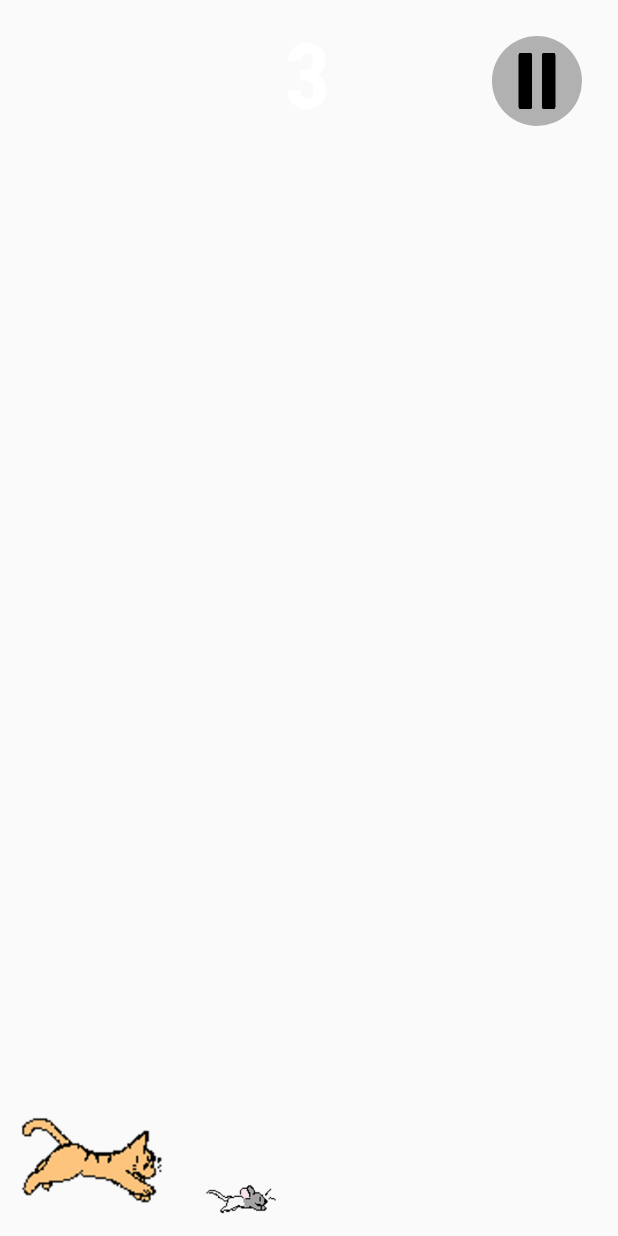
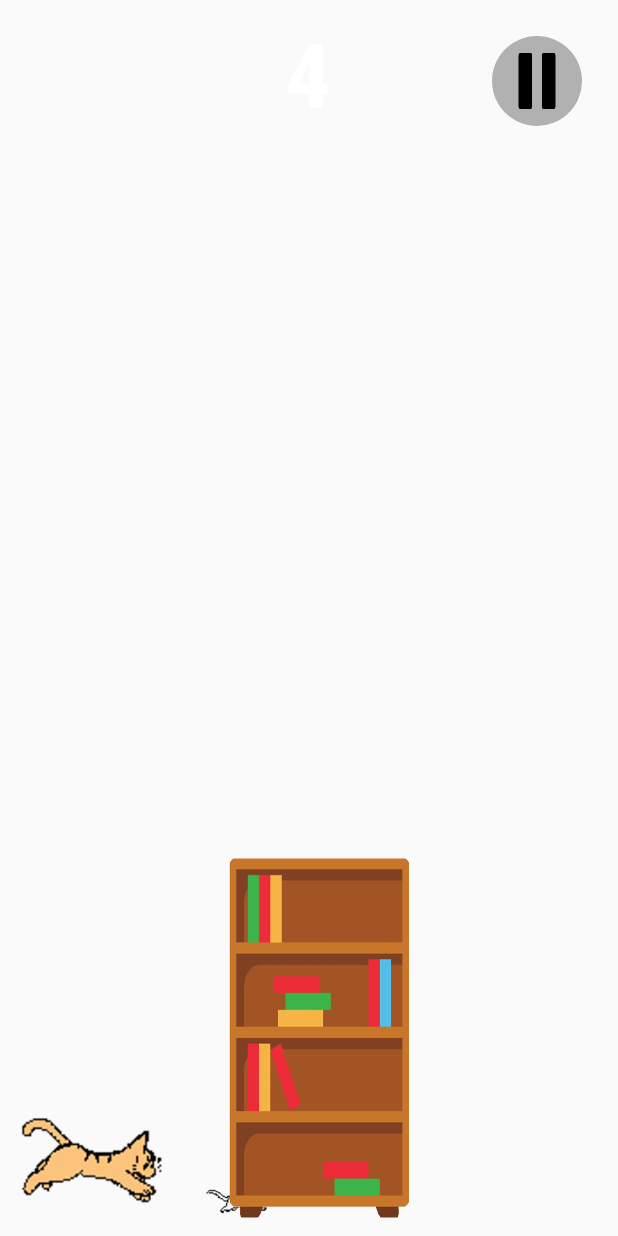
Before and after one commit to DLSUliogarcia/mobdevemco, an Android app built with Jetpack Compose: the GameActivity screen opened directly, with no data from a screen before it, on a phone screen of 412 x 824 dp. Run offline under Robolectric (Android 15) with nearby library versions, the phone set to English and light mode, and no system bars; libraries missing offline, so code that uses them is left out: com.q42.android; plain views replace ScrollingImageView; 3 statements that could not run were skipped.

Commit message:
Random Obstacle Spawner

```diff
--- a/app/src/main/java/com/mobdeve/s15/cabinbin/garcia/mco/GameActivity.kt
+++ b/app/src/main/java/com/mobdeve/s15/cabinbin/garcia/mco/GameActivity.kt
@@ -4,19 +4,22 @@ import android.animation.Animator
 import android.animation.AnimatorListenerAdapter
 import android.animation.AnimatorSet
 import android.animation.ObjectAnimator
+import android.content.Context
 import android.content.Intent
+import android.media.MediaPlayer
 import android.os.Bundle
 import android.os.Handler
+import android.os.HandlerThread
 import android.os.Looper
+import android.util.Log
+import android.view.MotionEvent
 import android.view.View
 import android.widget.Button
 import android.widget.ImageButton
+import android.widget.ImageView
 import android.widget.LinearLayout
 import android.widget.TextView
 import androidx.activity.ComponentActivity
-import android.media.MediaPlayer
-import android.view.MotionEvent
-import android.widget.ImageView
 import androidx.constraintlayout.widget.ConstraintLayout
 import com.q42.android.scrollingimageview.ScrollingImageView
 
@@ -24,21 +27,33 @@ class GameActivity : ComponentActivity() {
     //Cat
     private lateinit var cat: ImageView
     private var isCatMidair = false
-    private lateinit var catJumpAnimatorSet: AnimatorSet
-    private lateinit var catJumpAnimator: ObjectAnimator
-    private lateinit var catFallAnimator: ObjectAnimator
+    private lateinit var catJumpAnimatorSet: AnimatorSet    //Animator Set for Cat Motion
+    private lateinit var catJumpAnimator: ObjectAnimator    //Animator for Cat Jumping
+    private lateinit var catFallAnimator: ObjectAnimator    //Animator for Cat Jumping
 
-    //Background Thread
+    //Background
     private lateinit var screenLayout: ConstraintLayout
     private lateinit var background: ScrollingImageView
+    private var bgWidth: Float = 0f
 
-    //OST Thread
+    //Obstacles
+    private lateinit var obstacles : Array<ImageView>
+    @Volatile private var obstacleVal = 0
+    @Volatile private var lapseVal: Long = 675
+    private var distance = 0
+    private lateinit var obstacleHandler: Handler
+    private lateinit var obstacleRunnable: Runnable
+    private lateinit var obstacleAnimator: ObjectAnimator
+
+    //OST
     private lateinit var ostPlayer: MediaPlayer
+    private lateinit var ostHandlerThread: HandlerThread
     private lateinit var ostHandler: Handler
     private lateinit var ostRunnable: Runnable
     private var isOSTPlaying = true
 
-    //Score Thread
+    //Score
+    private lateinit var scoreHandlerThread: HandlerThread
     private lateinit var scoreHandler: Handler
     private lateinit var scoreRunnable: Runnable
     private lateinit var scoreTextView: TextView
@@ -64,52 +79,28 @@ class GameActivity : ComponentActivity() {
         // Start Menu Layout
         setContentView(R.layout.game_layout)
 
-        //Background
-        this.background = findViewById(R.id.scrollingBG)
-        this.background.start()
-
-        //Cat
-        // Inside onCreate() method
-        this.cat = findViewById(R.id.game_cat)
-        this.catJumpAnimatorSet = AnimatorSet()
-
-        //Screen
-        this.screenLayout = findViewById(R.id.game_bg)
-        this.screenLayout.setOnTouchListener { _, event ->
-            when (event.action) {
-                MotionEvent.ACTION_DOWN -> {
-                    // Perform the jump animation if the cat is not midair
-                    if (!this.isCatMidair) {
-                        catJump()
-                    }
-                }
-            }
-            true
-        }
-
-        //Music
-        this.ostPlayer = MediaPlayer.create(this, R.raw.game_ost)
-        initMusicHandler()
-
-        //Pause Button and Pause Menu
-        this.pauseBtn = findViewById(R.id.pauseBtn)
+        //Pause Menu
         this.pauseMenu = findViewById(R.id.pauseMenu)
         this.pauseMenu.visibility = View.INVISIBLE
+        //Pause Menu: Pause Button
+        this.pauseBtn = findViewById(R.id.pauseBtn)
         this.pauseBtn.setOnClickListener{
+            this.pauseMenu.visibility = View.VISIBLE
             this.isGamePaused = true
             this.background.stop()
-            this.pauseMenu.visibility = View.VISIBLE
             this.scoreHandler.removeCallbacks(this.scoreRunnable)
-            pauseCatAnimation()
+            pauseGameAnimations()
+            //this.obstacleHandler.removeCallbacks(this.obstacleRunnable)
         }
         //Pause Menu: Continue Button
         this.contBtn = findViewById(R.id.continueBtn)
-        this.contBtn.setOnClickListener{
+        this.contBtn.setOnClickListener {
+            this.pauseMenu.visibility = View.INVISIBLE
             this.isGamePaused = false
             this.background.start()
-            this.pauseMenu.visibility = View.INVISIBLE
             this.scoreHandler.postDelayed(this.scoreRunnable, 500)
-            resumeCatAnimation()
+            //this.obstacleHandler.postDelayed(this.obstacleRunnable, this.lapseVal)
+            resumeGameAnimations()
         }
         //Pause Menu: Quit Button
         this.quitBtn = findViewById(R.id.quitBtn)
@@ -134,7 +125,55 @@ class GameActivity : ComponentActivity() {
         //Score Updater
         //Increases Score by 1 Every Half-Second
         this.scoreTextView = findViewById(R.id.score)
+        this.scoreHandlerThread = HandlerThread("ScoreHandlerThread")
+        this.scoreHandlerThread.start()
+        this.scoreHandler = Handler(this.scoreHandlerThread.looper)
         initScoreHandler()
+
+        //Music
+        this.ostPlayer = MediaPlayer.create(this, R.raw.game_ost)
+        this.ostHandlerThread = HandlerThread("OSTHandlerThread")
+        this.ostHandlerThread.start()
+        this.ostHandler = Handler(this.ostHandlerThread.looper)
+        initMusicHandler()
+
+        //Background
+        this.background = findViewById(R.id.scrollingBG)
+        this.background.start()
+
+        //Cat
+        this.cat = findViewById(R.id.game_cat)
+        this.catJumpAnimatorSet = AnimatorSet()
+        //Cat Jump Animation
+        this.catJumpAnimator = ObjectAnimator.ofFloat(cat, "translationY", -dpToPixels(this, 500f).toFloat())
+        this.catJumpAnimator.duration = 500 // Adjust the duration of the jump animation as needed
+        //Cat Fall Animation
+        this.catFallAnimator = ObjectAnimator.ofFloat(cat, "translationY", 0f)
+        this.catFallAnimator.duration = 500 // Adjust the duration of the fall animation as needed
+
+        //Screen
+        this.screenLayout = findViewById(R.id.game_bg)
+        this.screenLayout.setOnTouchListener { _, event ->
+            when (event.action) {
+                MotionEvent.ACTION_DOWN -> {
+                    // Perform the jump animation if the cat is not midair
+                    if (!this.isCatMidair) {
+                        catJump()
+                    }
+                }
+            }
+            true
+        }
+
+        //Distance Travel
+        this.bgWidth = dpToPixels(this, this.background.layoutParams.width.toFloat()).toFloat()
+        this.distance = (this.bgWidth + dpToPixels(this,750f)).toInt()
+
+        //Obstacles
+        this.obstacles = arrayOf(findViewById(R.id.game_obstacle0), findViewById(R.id.game_obstacle1), findViewById(R.id.game_obstacle2), findViewById(R.id.game_obstacle3))
+        this.obstacleAnimator = ObjectAnimator.ofFloat(this.obstacles[0], View.TRANSLATION_X, -(this.distance.toFloat()))
+        this.obstacleHandler = Handler(Looper.getMainLooper())
+        initObstacleHandler()
     }
 
     override fun onDestroy() {
@@ -145,6 +184,8 @@ class GameActivity : ComponentActivity() {
         super.onResume()
         this.ostHandler.postDelayed(this.ostRunnable, 0)
         this.scoreHandler.postDelayed(this.scoreRunnable, 500)
+        this.obstacleHandler.postDelayed(this.obstacleRunnable, this.lapseVal)
+        resumeGameAnimations()
     }
 
     override fun onPause() {
@@ -152,11 +193,12 @@ class GameActivity : ComponentActivity() {
         this.ostHandler.removeCallbacks(this.ostRunnable)
         this.ostPlayer.pause()
         this.scoreHandler.removeCallbacks(this.scoreRunnable)
+        pauseGameAnimations()
+        this.obstacleHandler.removeCallbacks(this.obstacleRunnable) // Remove pending obstacleRunnable callbacks
     }
 
     //Music Handler
     private fun initMusicHandler() {
-        this.ostHandler = Handler(Looper.getMainLooper())
         this.ostRunnable = Runnable {
             if (!this.ostPlayer.isPlaying) {
                 this.ostPlayer.start()
@@ -167,62 +209,86 @@ class GameActivity : ComponentActivity() {
 
     //Score Handler
     private fun initScoreHandler() {
-        this.scoreHandler = Handler(Looper.getMainLooper())
         this.scoreRunnable = Runnable {
-            increaseScore()
+            this.score++
+            runOnUiThread {
+                this.scoreTextView.text = this.score.toString()
+            }
             this.scoreHandler.postDelayed(this.scoreRunnable, 500)
         }
     }
 
-    private fun increaseScore() {
-        this.score++
-        this.scoreTextView.text = this.score.toString()
+    //Obstacle Handler
+    private fun initObstacleHandler() {
+        //Obstacle Thread Resets Upon Animation Ending
+        //Runnable
+        this.obstacleRunnable = Runnable {
+            // Generate a Random Value to make an obstacle
+            this.obstacleVal = (0..3).random()
+            this.obstacles[this.obstacleVal].visibility = View.VISIBLE
+            setObstacle(this.obstacleVal)
+            this.obstacleAnimator.start()
+        }
+    }
+
+    private fun setObstacle(i : Int){
+        //Obstacle Animator, With Translation
+        this.obstacleAnimator = ObjectAnimator.ofFloat(this.obstacles[i], View.TRANSLATION_X, -(this.distance.toFloat()))
+        this.obstacleAnimator.duration = 1000 * (this.distance / dpToPixels(this, 150f)).toLong()
+        this.obstacleAnimator.addListener(object : AnimatorListenerAdapter() {
+            override fun onAnimationEnd(animation: Animator) {
+                obstacles[i].translationX = 0f
+                obstacles[i].visibility = View.GONE
+                obstacleHandler.postDelayed(obstacleRunnable, lapseVal)
+            }
+        })
     }
 
     private fun catJump() {
         if (!isCatMidair && !isGamePaused) {
+            //The Cat is Midair
             isCatMidair = true
-            val jumpHeight = 300f // Adjust the jump height as needed
-
-            // Create the jump animation
-            this.catJumpAnimator = ObjectAnimator.ofFloat(cat, "translationY", -jumpHeight)
-            this.catJumpAnimator.duration = 500 // Adjust the duration of the jump animation as needed
-
-            // Create the fall animation
-            this.catFallAnimator = ObjectAnimator.ofFloat(cat, "translationY", 0f)
-            this.catFallAnimator.duration = 500 // Adjust the duration of the fall animation as needed
-
-            // Play the jump and fall animations sequentially
+            //Sequentially Play Jump then Fall
             this.catJumpAnimatorSet = AnimatorSet()
             this.catJumpAnimatorSet.playSequentially(this.catJumpAnimator , this.catFallAnimator)
-
-            // Set the listener to update isCatMidair to false after the fall animation
+            //After Animation, the cat is not Midair
             this.catJumpAnimatorSet.addListener(object : AnimatorListenerAdapter() {
                 override fun onAnimationEnd(animation: Animator) {
                     isCatMidair = false
                 }
             })
-
+            //Start Animation
             this.catJumpAnimatorSet.start()
         }
     }
 
-    private fun pauseCatAnimation() {
+    private fun pauseGameAnimations() {
         if (this.catJumpAnimator.isRunning) {
             this.catJumpAnimator.pause()
         }
         if (this.catFallAnimator.isRunning) {
             this.catFallAnimator.pause()
         }
+        if (this.obstacleAnimator.isRunning) {
+            this.obstacleAnimator.pause()
+        }
     }
 
-    private fun resumeCatAnimation() {
+    private fun resumeGameAnimations() {
         if (this.catJumpAnimator.isPaused) {
             this.catJumpAnimator.resume()
         }
         if (this.catFallAnimator.isPaused) {
             this.catFallAnimator.resume()
         }
+        if (this.obstacleAnimator.isPaused) {
+            this.obstacleAnimator.resume()
+        }
+    }
+
+    private fun dpToPixels(context: Context, dp: Float): Int {
+        val density = context.resources.displayMetrics.density
+        return (dp * density).toInt()
     }
 
 }
--- a/app/src/main/res/layout/game_layout.xml
+++ b/app/src/main/res/layout/game_layout.xml
@@ -2,6 +2,7 @@
 <androidx.constraintlayout.widget.ConstraintLayout xmlns:android="http://schemas.android.com/apk/res/android"
     xmlns:app="http://schemas.android.com/apk/res-auto"
     xmlns:scrolling_image_view="http://schemas.android.com/apk/res-auto"
+    xmlns:tools="http://schemas.android.com/tools"
     android:id="@+id/game_bg"
     android:layout_width="match_parent"
     android:layout_height="match_parent"
@@ -37,6 +38,54 @@
         android:src="@drawable/rat"
         app:layout_constraintBottom_toBottomOf="parent"
         app:layout_constraintStart_toEndOf="@+id/game_cat" />
+
+    <ImageView
+        android:id="@+id/game_obstacle0"
+        android:layout_width="120dp"
+        android:layout_height="120dp"
+        android:layout_marginBottom="12dp"
+        android:scaleType="fitXY"
+        android:src="@drawable/side_table"
+        android:visibility="gone"
+        scrolling_image_view:layout_constraintBottom_toBottomOf="parent"
+        scrolling_image_view:layout_constraintStart_toEndOf="parent"
+        tools:visibility="visible" />
+
+    <ImageView
+        android:id="@+id/game_obstacle1"
+        android:layout_width="120dp"
+        android:layout_height="360dp"
+        android:layout_marginBottom="12dp"
+        android:scaleType="fitXY"
+        android:src="@drawable/lamp"
+        android:visibility="gone"
+        scrolling_image_view:layout_constraintBottom_toBottomOf="parent"
+        scrolling_image_view:layout_constraintStart_toEndOf="parent"
+        tools:visibility="visible" />
+
+    <ImageView
+        android:id="@+id/game_obstacle2"
+        android:layout_width="120dp"
+        android:layout_height="240dp"
+        android:layout_marginBottom="12dp"
+        android:scaleType="fitXY"
+        android:src="@drawable/bookshelf"
+        android:visibility="gone"
+        scrolling_image_view:layout_constraintBottom_toBottomOf="parent"
+        scrolling_image_view:layout_constraintStart_toEndOf="parent"
+        tools:visibility="visible" />
+
+    <ImageView
+        android:id="@+id/game_obstacle3"
+        android:layout_width="300dp"
+        android:layout_height="180dp"
+        android:layout_marginBottom="12dp"
+        android:scaleType="fitXY"
+        android:src="@drawable/sofa"
+        android:visibility="gone"
+        scrolling_image_view:layout_constraintBottom_toBottomOf="parent"
+        scrolling_image_view:layout_constraintStart_toEndOf="parent"
+        tools:visibility="visible" />
 
     <TextView
         android:id="@+id/score"
```
Also changed, not shown: app/src/main/res/drawable/bookshelf.png (added), app/src/main/res/drawable/lamp.png (added), app/src/main/res/drawable/side_table.png (added), app/src/main/res/drawable/sofa.png (added), 88 other files.
